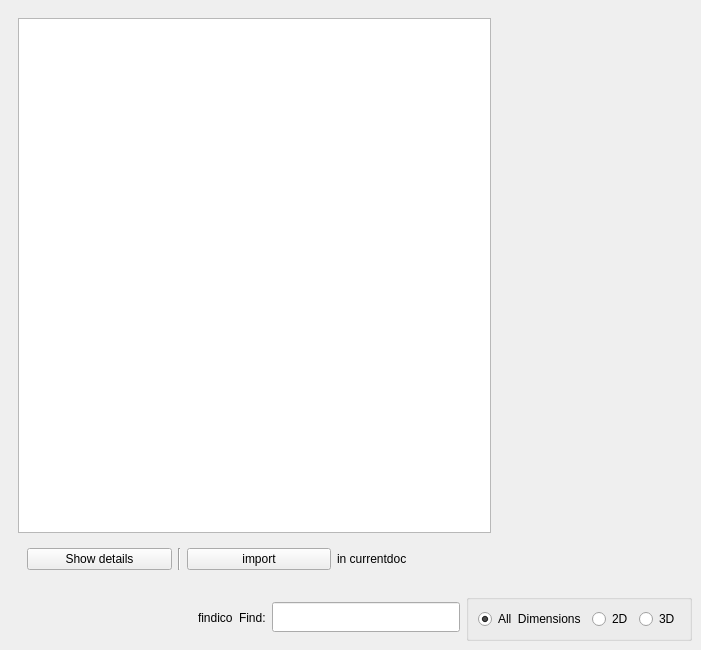
Old version of the form src/dashboard.ui in the repository KDE/khipu.
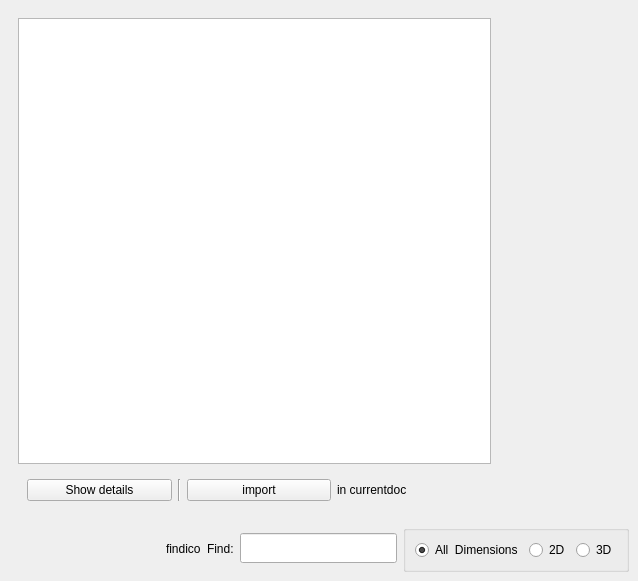
New version of the form. The open tabs and pages were chosen to show the change. Icons and pictures are not drawn. Custom widgets are drawn as their Qt base class.

```diff
--- a/src/dashboard.ui
+++ b/src/dashboard.ui
@@ -6,8 +6,8 @@
    <rect>
     <x>0</x>
     <y>0</y>
-    <width>701</width>
-    <height>650</height>
+    <width>638</width>
+    <height>581</height>
    </rect>
   </property>
   <property name="sizePolicy">
@@ -213,6 +213,15 @@
                   <property name="text">
                    <string>import</string>
                   </property>
+                  <property name="icon">
+                   <iconset theme="arrow-down"/>
+                  </property>
+                  <property name="iconSize">
+                   <size>
+                    <width>16</width>
+                    <height>16</height>
+                   </size>
+                  </property>
                  </widget>
                 </item>
                 <item>
```
Left out of the diff: 14 changed lines with no effect on the pictures.
